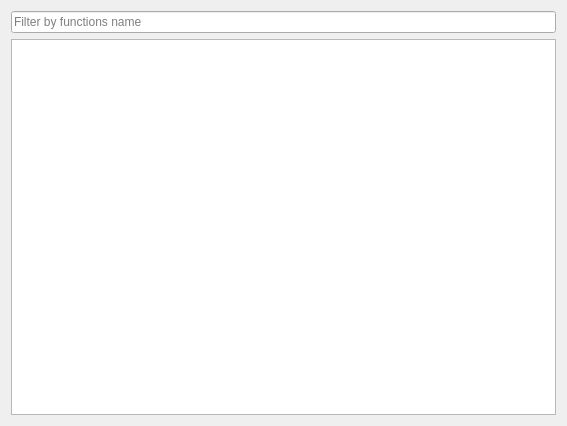
Before: the Qt Designer form src/MizarWidgets/SamplingWithFrameTrackOutputWidget.ui in google/orbit, drawn with Qt 5.
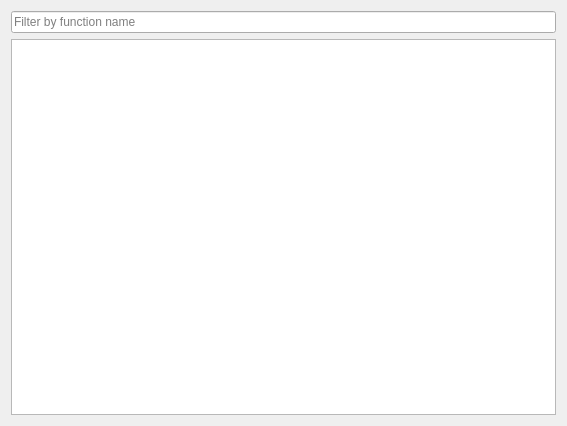
After: the same form once the commit is applied.

Patch:
```diff
--- a/src/MizarWidgets/SamplingWithFrameTrackOutputWidget.ui
+++ b/src/MizarWidgets/SamplingWithFrameTrackOutputWidget.ui
@@ -17,7 +17,7 @@
    <item>
     <widget class="QLineEdit" name="filter_line_">
      <property name="placeholderText">
-      <string>Filter by functions name</string>
+      <string>Filter by function name</string>
      </property>
     </widget>
    </item>
```
